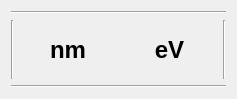
Qt form uis/condition.ui (yamedvedya/beam_monitor) before a commit.
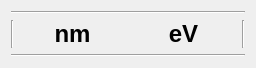
The same form after that commit.

```diff
--- a/uis/condition.ui
+++ b/uis/condition.ui
@@ -6,8 +6,8 @@
    <rect>
     <x>0</x>
     <y>0</y>
-    <width>237</width>
-    <height>99</height>
+    <width>256</width>
+    <height>65</height>
    </rect>
   </property>
   <property name="windowTitle">
```
